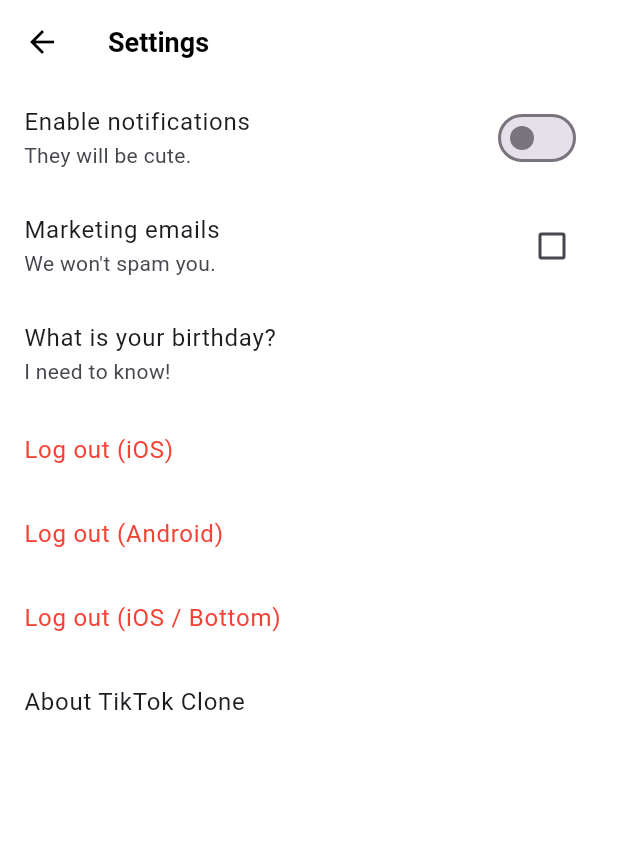
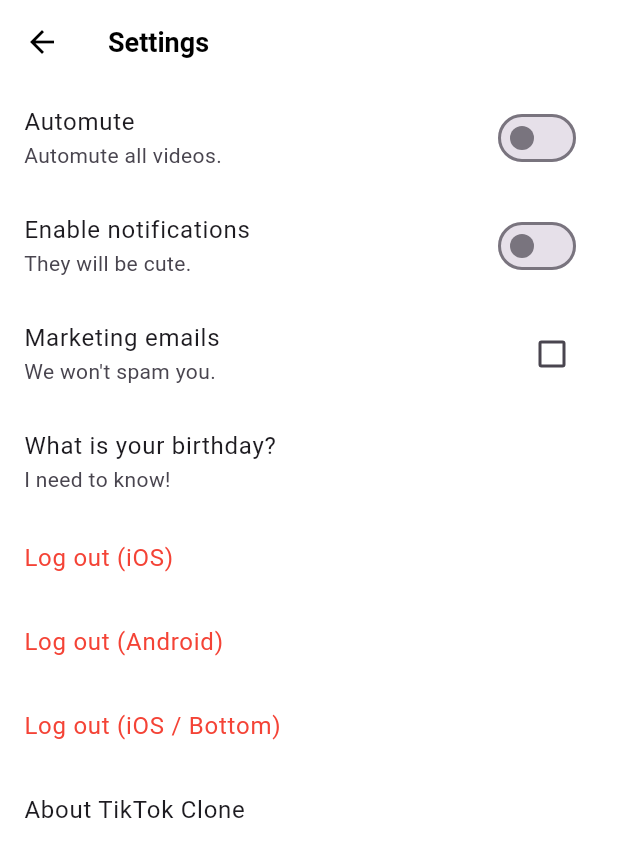
Before and after one commit to hyejj19/tiktok_clone, a Flutter app: the SettingsScreen screen opened directly, on a phone screen of 412 x 824 dp. Shown: the top 857 px of the screen. Run offline on Flutter 3.47's test engine with Material 3 defaults, Android fonts, the phone set to English and light mode, and no system bars; our stand-ins replace camera, font_awesome_flutter, go_router, permission_handler, video_player, visibility_detector.

Commit message:
#20.7 Inherited widget-2

```diff
--- a/lib/common/widgets/video_configuration/video_config.dart
+++ b/lib/common/widgets/video_configuration/video_config.dart
@@ -1,12 +1,18 @@
 import 'package:flutter/cupertino.dart';
 
-class VideoConfig extends InheritedWidget {
-  const VideoConfig({super.key, required super.child});
+class VideoConfigData extends InheritedWidget {
+  final bool autoMute;
+  final void Function() toggleAutoMute; // 매개변수가 없고 반환값도 없는 타입
 
-  final bool autoMute = false;
+  const VideoConfigData({
+    super.key,
+    required super.child,
+    required this.autoMute,
+    required this.toggleAutoMute,
+  });
 
-  static VideoConfig of(BuildContext context) {
-    return context.dependOnInheritedWidgetOfExactType<VideoConfig>()!;
+  static VideoConfigData of(BuildContext context) {
+    return context.dependOnInheritedWidgetOfExactType<VideoConfigData>()!;
   }
 
   @override
@@ -14,3 +20,34 @@ class VideoConfig extends InheritedWidget {
     return true;
   }
 }
+
+class VideoConfig extends StatefulWidget {
+  final Widget child;
+
+  const VideoConfig({
+    super.key,
+    required this.child,
+  });
+
+  @override
+  State<VideoConfig> createState() => _VideoConfigState();
+}
+
+class _VideoConfigState extends State<VideoConfig> {
+  bool autoMute = false;
+
+  void _toggelAutoMute() {
+    setState(() {
+      autoMute = !autoMute;
+    });
+  }
+
+  @override
+  Widget build(BuildContext context) {
+    return VideoConfigData(
+      child: widget.child,
+      autoMute: autoMute,
+      toggleAutoMute: _toggelAutoMute,
+    );
+  }
+}
--- a/lib/features/settings/setting_screen.dart
+++ b/lib/features/settings/setting_screen.dart
@@ -1,6 +1,7 @@
 import 'package:flutter/cupertino.dart';
 import 'package:flutter/material.dart';
 import 'package:font_awesome_flutter/font_awesome_flutter.dart';
+import 'package:tiktok_code_challenge01/common/widgets/video_configuration/video_config.dart';
 
 class SettingsScreen extends StatefulWidget {
   const SettingsScreen({super.key});
@@ -27,6 +28,14 @@ class _SettingsScreenState extends State<SettingsScreen> {
       ),
       body: ListView(
         children: [
+          SwitchListTile.adaptive(
+            value: VideoConfigData.of(context).autoMute,
+            onChanged: (value) {
+              VideoConfigData.of(context).toggleAutoMute();
+            },
+            title: const Text("Automute"),
+            subtitle: const Text("Automute all videos."),
+          ),
           SwitchListTile.adaptive(
             value: _notifications,
             onChanged: _onNotificationsChanged,
--- a/lib/features/videos/widgets/video_post.dart
+++ b/lib/features/videos/widgets/video_post.dart
@@ -161,9 +161,9 @@ class _VideoPostState extends State<VideoPost>
             top: Sizes.size40,
             left: Sizes.size20,
             child: IconButton(
-              onPressed: () {},
+              onPressed: VideoConfigData.of(context).toggleAutoMute,
               icon: FaIcon(
-                VideoConfig.of(context).autoMute
+                VideoConfigData.of(context).autoMute
                     ? FontAwesomeIcons.volumeOff
                     : FontAwesomeIcons.volumeHigh,
                 color: Colors.white,
```
